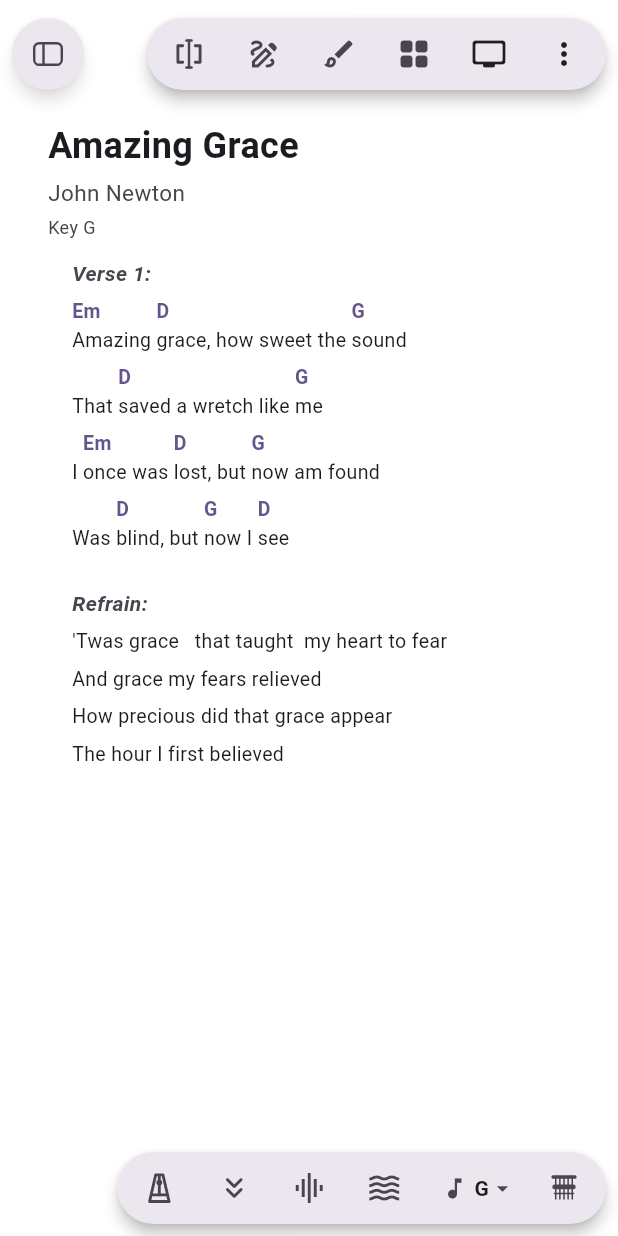
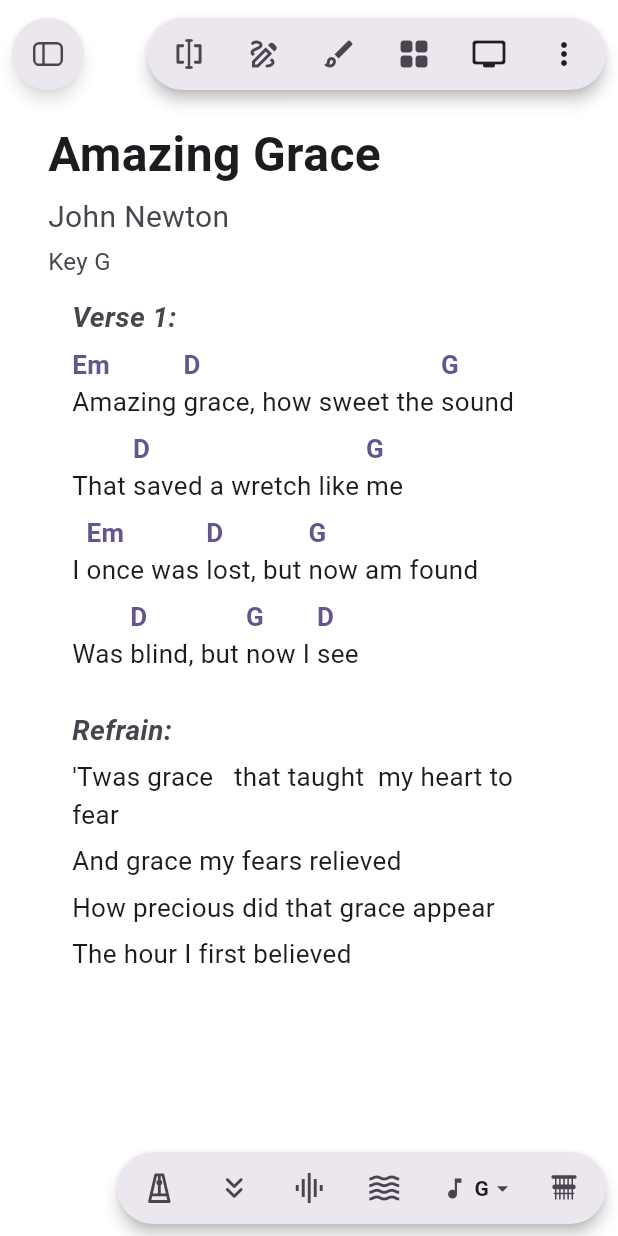
Before and after one commit to bramble-apps/chordpro-presenter, a Flutter app: the screen it shows after launch, on a phone screen of 412 x 824 dp. Run offline on Flutter 3.47's test engine with Material 3 defaults, Android fonts, the phone set to English and light mode, and no system bars; our stand-ins replace audioplayers, file_picker, multicast_dns, pdf, printing, qr_flutter and 4 more; missing offline and left inert: bonsoir, dart:js_interop, dart:ui_web, desktop_multi_window, flutter_chrome_cast, fvp and 4 more; project files that could hold a hidden picture were left out.

Commit message:
Text sizes are points, as in a document (12 looks like 12 pt at 100 %: 4/3 px a point); page view laid out in points like the printed page, the same whatever the window, its content growing and shrinking with the page (Fit Width as in Pages)
Co-Authored-By: Claude Opus 5.5 <noreply@anthropic.com>

```diff
--- a/lib/widgets/chord_sheet.dart
+++ b/lib/widgets/chord_sheet.dart
@@ -24,6 +24,10 @@ import '../eink.dart';
 /// Formatted chord sheet: title/artist/details on top, sections (tap one to
 /// centre it), chords above or inline with the lyrics, key changes from the
 /// song structure, notes and a copyright footer — styled by [SheetFormat].
+/// Screen pixels a point: the Format pane's sizes are points, drawn at
+/// their real size (as a document app does at 100 %).
+const pointPixels = 4 / 3;
+
 /// How a [ChordSheet] below sits in its screen: [framed] (a card with a
 /// border, the default) or full-bleed under floating toolbars, with its
 /// content kept [inset] from the edges (clear of the toolbars) and
@@ -397,10 +401,14 @@ class _ChordSheetState extends State<ChordSheet>
   bool _inLinked = false;
 
   TextStyle _style(SheetElement e, {Color? color, bool chord = false}) {
-    var st = format[e].textStyle(
-      color: color,
-      family: chord ? widget.chordFamily : widget.textFamily,
-    );
+    // (sizes are points, as in a document: 12 is what 12 pt looks like at
+    // 100 %, 16 screen pixels)
+    var st = format[e]
+        .textStyle(
+          color: color,
+          family: chord ? widget.chordFamily : widget.textFamily,
+        )
+        .copyWith(fontSize: format[e].size * pointPixels);
     if (_inLinked) {
       st = format.linked.apply(
         st,
```
Also changed, not shown: lib/widgets/paged_sheet.dart (+6 -4 lines), 1 other file.
